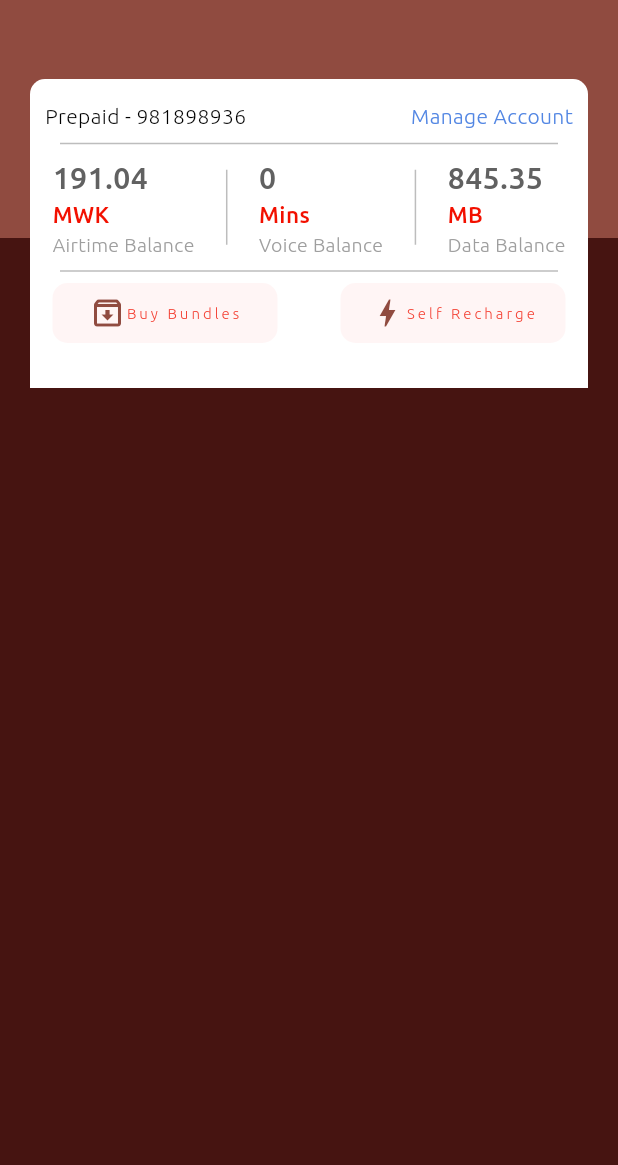
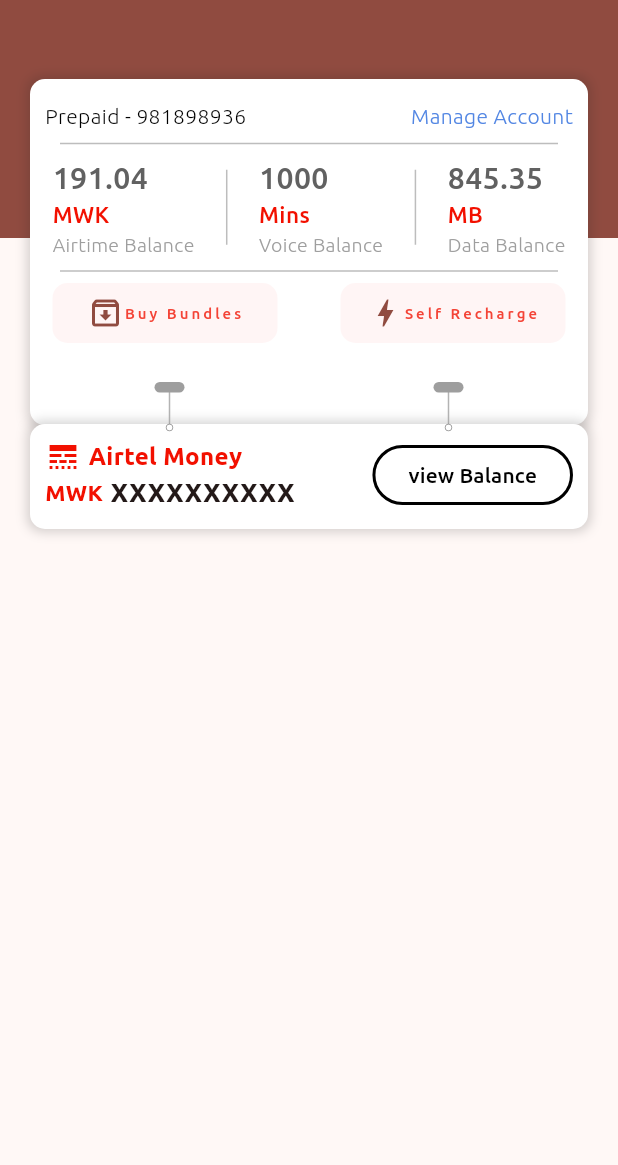
Before and after one commit to Cod3ddy/airtel_app_ui, a Flutter app: the screen it shows after launch, on a phone screen of 412 x 824 dp, the part 71-1236 px from its top. Run offline on Flutter 3.47's test engine with Material 2 defaults, Android fonts, the light colour scheme and no system bars; project files that could hold a hidden picture were left out.

Commit message:
added a new container and new look

```diff
--- a/lib/screens/home.dart
+++ b/lib/screens/home.dart
@@ -22,7 +22,7 @@
   }
 
   _appBar(height) => PreferredSize(
-        preferredSize: Size(MediaQuery.of(context).size.width, height + 250),
+        preferredSize: Size(MediaQuery.of(context).size.width, height + 500),
         child: Stack(
           children: [
             Container(
@@ -82,9 +82,17 @@
               right: 20.0,
               child: Container(
                 width: MediaQuery.of(context).size.width * 0.9,
-                height: MediaQuery.of(context).size.height * 0.3,
+                height: MediaQuery.of(context).size.height * 0.28,
                 decoration: BoxDecoration(
                   borderRadius: BorderRadius.circular(10),
+                  boxShadow: const [
+                    BoxShadow(
+                      color: Color.fromARGB(50, 33, 33, 33),
+                      blurRadius: 6.0,
+                      spreadRadius: 2.0,
+                      offset: Offset(0.0, 0.0),
+                    )
+                  ],
                   color: Colors.white,
                 ),
                 child: Column(
@@ -166,7 +174,7 @@
                             crossAxisAlignment: CrossAxisAlignment.start,
                             children: [
                               Text(
-                                _getVoiceBalance(0).toString(),
+                                _getVoiceBalance(1000).toString(),
                                 style: TextStyle(
                                   color: Colors.grey.shade700,
                                   fontSize: 20,
@@ -259,7 +267,7 @@
                                   style: TextStyle(
                                     color: Colors.red,
                                     fontSize: 10,
-                                    fontWeight: FontWeight.w300,
+                                    fontWeight: FontWeight.w500,
                                     letterSpacing: 2,
                                   ),
                                 )
@@ -285,7 +293,7 @@
                                   style: TextStyle(
                                     color: Colors.red,
                                     fontSize: 10,
-                                    fontWeight: FontWeight.w300,
+                                    fontWeight: FontWeight.w500,
                                     letterSpacing: 2,
                                   ),
                                 ),
@@ -294,7 +302,172 @@
                           ),
                         ],
                       ),
+                    ),
+                    Padding(
+                      padding: const EdgeInsets.only(top: 26),
+                      child: Row(
+                        mainAxisAlignment: MainAxisAlignment.spaceAround,
+                        children: [
+                          Container(
+                            decoration: BoxDecoration(
+                              borderRadius: BorderRadius.circular(10),
+                              color: const Color.fromARGB(255, 158, 158, 158),
+                            ),
+                            width: 20,
+                            height: 7,
+                          ),
+                          Container(
+                            decoration: BoxDecoration(
+                              borderRadius: BorderRadius.circular(10),
+                              color: const Color.fromARGB(255, 158, 158, 158),
+                            ),
+                            width: 20,
+                            height: 7,
+                          ),
+                        ],
+                      ),
                     )
+                  ],
+                ),
+              ),
+            ),
+            Positioned(
+              top: 330.0,
+              left: 20.0,
+              right: 20.0,
+              child: Container(
+                decoration: BoxDecoration(
+                  borderRadius: BorderRadius.circular(10),
+                  boxShadow: const [
+                    BoxShadow(
+                      color: Color.fromARGB(50, 33, 33, 33),
+                      blurRadius: 6.0,
+                      spreadRadius: 2.0,
+                      offset: Offset(0.0, 0.0),
+                    )
+                  ],
+                  color: Colors.white,
+                ),
+                width: 200,
+                height: 70,
+                child: Padding(
+                  padding: const EdgeInsets.all(10.0),
+                  child: Row(
+                    mainAxisAlignment: MainAxisAlignment.spaceBetween,
+                    children: [
+                      const Column(
+                        crossAxisAlignment: CrossAxisAlignment.start,
+                        children: [
+                          Row(
+                            children: [
+                              Icon(
+                                Icons.line_style,
+                                color: Color.fromARGB(255, 242, 16, 0),
+                              ),
+                              SizedBox(width: 5),
+                              Text(
+                                "Airtel Money",
+                                style: TextStyle(
+                                  color: Color.fromARGB(255, 242, 16, 0),
+                                  fontSize: 16,
+                                  fontWeight: FontWeight.w600,
+                                ),
+                              ),
+                            ],
+                          ),
+                          Row(
+                            children: [
+                              Text(
+                                "MWK",
+                                style: TextStyle(
+                                  color: Color.fromARGB(255, 242, 16, 0),
+                                  fontSize: 15,
+                                  fontWeight: FontWeight.w600,
+                                ),
+                              ),
+                              SizedBox(width: 5),
+                              Text(
+                                "XXXXXXXXXX",
+                                style: TextStyle(
+                                  fontWeight: FontWeight.w600,
+                                  fontSize: 17,
+                                ),
+                              ),
+                            ],
+                          ),
+                        ],
+                      ),
+                      Column(
+                        children: [
+                          OutlinedButton(
+                            onPressed: () {},
+                            style: OutlinedButton.styleFrom(
+                              side: const BorderSide(
+                                  color: Colors.black, width: 2),
+                            ),
+                            child: const Text(
+                              "view Balance",
+                              style: TextStyle(
+                                color: Colors.black,
+                              ),
+                            ),
+                          ),
+                        ],
+                      ),
+                    ],
+                  ),
+                ),
+              ),
+            ),
+            const Positioned(
+              top: 302.0,
+              left: 0,
+              right: 0,
+              child: Padding(
+                padding: EdgeInsets.only(left: 20, right: 20),
+                child: Row(
+                  mainAxisAlignment: MainAxisAlignment.spaceAround,
+                  children: [
+                    SizedBox(
+                      width: 10,
+                      height: 28,
+                      child: VerticalDivider(
+                        color: Color.fromARGB(200, 158, 158, 158),
+                        thickness: 1,
+                      ),
+                    ),
+                    SizedBox(
+                      width: 10,
+                      height: 28,
+                      child: VerticalDivider(
+                        color: Color.fromARGB(200, 158, 158, 158),
+                        thickness: 1,
+                      ),
+                    ),
+                  ],
+                ),
+              ),
+            ),
+            const Positioned(
+              top: 329.0,
+              left: 0,
+              right: 0,
+              child: Padding(
+                padding: EdgeInsets.only(left: 20, right: 20),
+                child: Row(
+                  mainAxisAlignment: MainAxisAlignment.spaceAround,
+                  children: [
+                    Icon(
+                      Icons.circle_outlined,
+                      color: Color.fromARGB(190, 71, 71, 71),
+                      size: 6,
+                      weight: 10,
+                    ),
+                    Icon(
+                      Icons.circle_outlined,
+                      color: Color.fromARGB(190, 71, 71, 71),
+                      size: 6,
+                    ),
                   ],
                 ),
               ),
@@ -308,81 +481,11 @@
     double height = MediaQuery.of(context).size.height;
     double width = MediaQuery.of(context).size.width;
     return Scaffold(
-      // appBar: AppBar(
-      //   toolbarHeight: 150,
-      //   title: Column(
-      //     children: [
-      //       Row(
-      //         mainAxisAlignment: MainAxisAlignment.spaceBetween,
-      //         children: [
-      //           Row(
-      //             children: [
-      //               SizedBox(
-      //                 height: 50,
-      //                 width: 50,
-      //                 child: Image.asset('assets/icons/airtel_appbar.png'),
-      //               ),
-      //               const Text(
-      //                 "airtel",
-      //                 style: TextStyle(
-      //                   color: Colors.white,
-      //                   fontWeight: FontWeight.bold,
-      //                   fontSize: 35,
-      //                   fontFamily: 'Ubuntu',
-      //                 ),
-      //               ),
-      //             ],
-      //           ),
-      //           Row(
-      //             children: [
-      //               IconButton(
-      //                 onPressed: () {},
-      //                 icon: const Icon(Icons.qr_code_scanner_sharp),
-      //                 color: Colors.white,
-      //               ),
-      //               IconButton(
-      //                 onPressed: () {},
-      //                 icon: const Icon(Icons.notifications),
-      //                 color: Colors.white,
-      //               ),
-      //             ],
-      //           )
-      //         ],
-      //       ),
-      //       SizedBox(
-      //         height: height * 0.1,
-      //         width: width * 1,
-      //       )
-      //     ],
-      //   ),
-      //   backgroundColor: const Color.fromRGBO(255, 0, 0, 1),
-      // ),
-      backgroundColor: const Color.fromARGB(255, 70, 20, 17),
+      // backgroundColor: const Color.fromARGB(255, 70, 20, 17),
       appBar: _appBar(AppBar().preferredSize.height),
       // body: Column(
       //   children: [
-      //     Stack(children: <Widget>[
-      //       Container(
-      //         decoration: BoxDecoration(
-      //           borderRadius: BorderRadius.circular(5),
-      //           color: const Color.fromARGB(255, 58, 11, 110),
-      //         ),
-      //         width: width * 1,
-      //         height: height * 0.1,
-      //       ),
-      //       Positioned(
-      //         bottom: 30,
-      //         right: 30,
-      //         child: Container(
-      //           decoration: BoxDecoration(
-      //             borderRadius: BorderRadius.circular(5),
-      //             color: const Color.fromARGB(255, 0, 255, 5),
-      //           ),
-      //           width: width * 1,
-      //           height: height * 0.1,
-      //         ),
-      //       ),
-      //     ])
+
       //   ],
       // ),
     );
```
